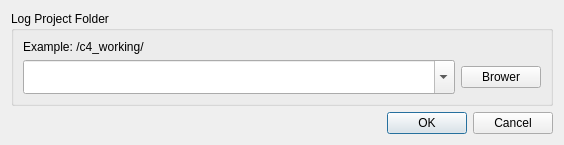
Before: the Qt Designer form folderopendialog.ui in guolisen/Arm, drawn with Qt 5.
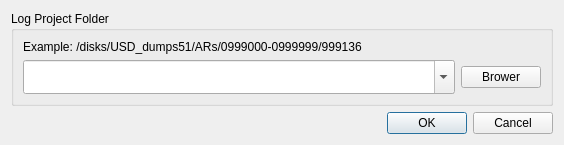
After: the same form once the commit is applied.

Patch:
```diff
--- a/folderopendialog.ui
+++ b/folderopendialog.ui
@@ -16,6 +16,12 @@
     <verstretch>0</verstretch>
    </sizepolicy>
   </property>
+  <property name="maximumSize">
+   <size>
+    <width>564</width>
+    <height>16777215</height>
+   </size>
+  </property>
   <property name="windowTitle">
    <string>Open Folder</string>
   </property>
@@ -52,7 +58,7 @@
       <item row="0" column="0">
        <widget class="QLabel" name="label">
         <property name="text">
-         <string>Example: /c4_working/</string>
+         <string>Example: /disks/USD_dumps51/ARs/0999000-0999999/999136</string>
         </property>
        </widget>
       </item>
```
Left out of the diff: 12 changed lines with no effect on the pictures.
